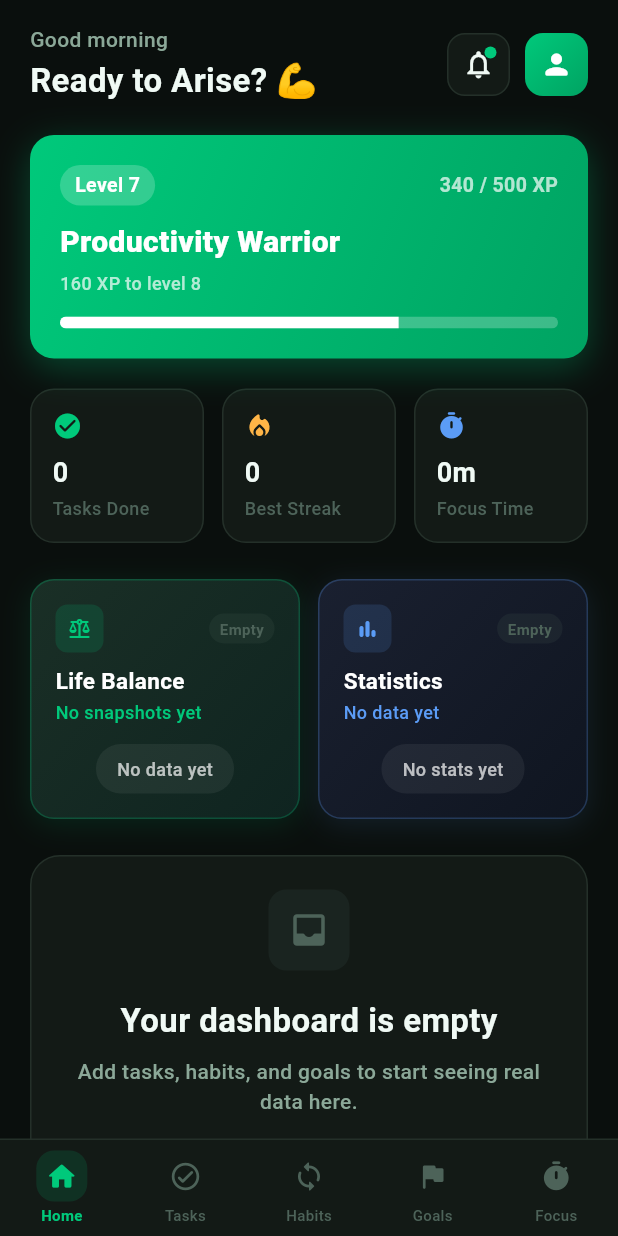
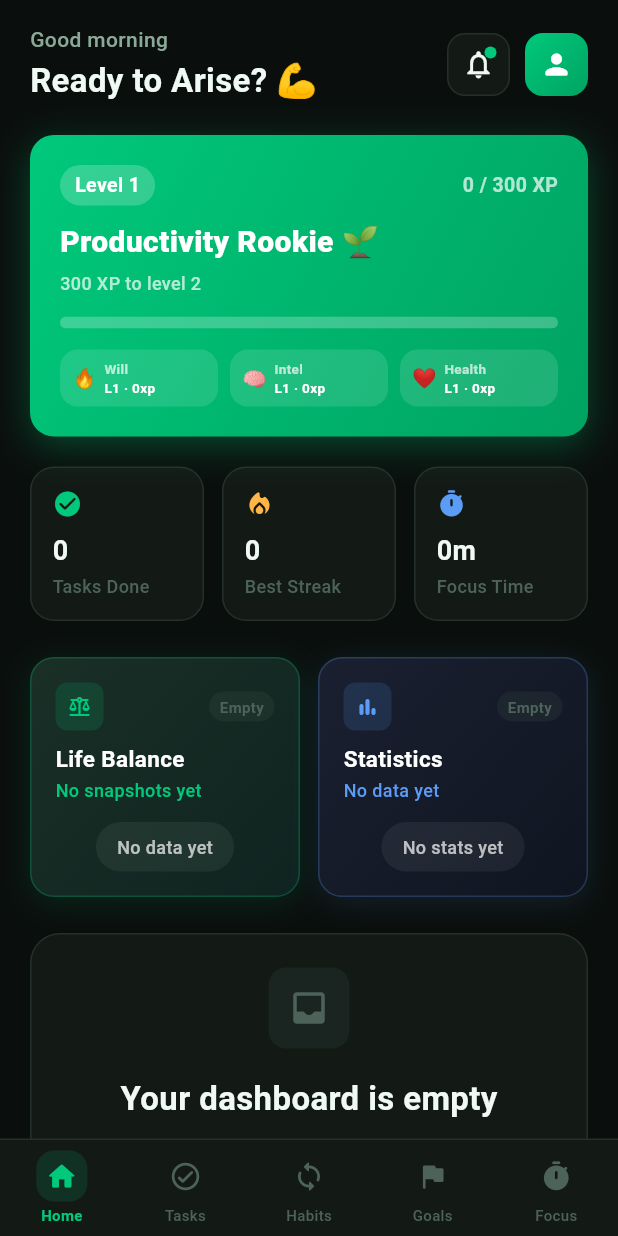
Before and after one commit to Merryweather1/Arise, a Flutter app: the screen it shows once a user with an empty profile is signed in, on a phone screen of 412 x 824 dp. Run offline on Flutter 3.47's test engine with Material 3 defaults, Android fonts, the phone set to English and light mode, and no system bars; our stand-ins replace cloud_firestore, firebase_auth, firebase_core, flutter_riverpod, flutter_slidable, go_router and 1 more; accounts and stored records are empty.

Commit message:
no xp decent

```diff
--- a/lib/features/home/home_screen.dart
+++ b/lib/features/home/home_screen.dart
@@ -354,13 +354,27 @@ class _Header extends StatelessWidget {
 }
 
 // ─── XP CARD ──────────────────────────────────────────────────────────────
-class _XpCard extends StatelessWidget {
+class _XpCard extends ConsumerWidget {
   @override
-  Widget build(BuildContext context) {
-    const level = 7;
-    const xp = 340;
-    const xpToNext = 500;
-    const progress = xp / xpToNext;
+  Widget build(BuildContext context, WidgetRef ref) {
+    final profile = ref.watch(userProfileProvider).valueOrNull;
+
+    // Combined XP across all 3 spheres
+    final totalXp = (profile?.willpowerXp ?? 0)
+        + (profile?.intellectXp ?? 0)
+        + (profile?.healthXp ?? 0);
+
+    // Overall level based on combined XP
+    final level = _combinedLevel(totalXp);
+    final xpForThisLevel = _levelStartXp(level);
+    final xpForNextLevel = _levelStartXp(level + 1);
+    final xpIntoLevel = totalXp - xpForThisLevel;
+    final xpNeeded = xpForNextLevel - xpForThisLevel;
+    final progress = xpNeeded > 0
+        ? (xpIntoLevel / xpNeeded).clamp(0.0, 1.0)
+        : 0.0;
+
+    final rankTitle = _rankTitle(level);
 
     return Container(
       padding: const EdgeInsets.all(20),
@@ -381,15 +395,14 @@ class _XpCard extends StatelessWidget {
           Row(
             children: [
               Container(
-                padding:
-                const EdgeInsets.symmetric(horizontal: 10, vertical: 4),
+                padding: const EdgeInsets.symmetric(horizontal: 10, vertical: 4),
                 decoration: BoxDecoration(
                   color: Colors.white.withValues(alpha: 0.2),
                   borderRadius: ARadius.full,
                 ),
-                child: const Text(
-                  'Level 7',
-                  style: TextStyle(
+                child: Text(
+                  'Level $level',
+                  style: const TextStyle(
                     fontSize: 13,
                     fontWeight: FontWeight.w700,
                     color: Colors.white,
@@ -397,9 +410,9 @@ class _XpCard extends StatelessWidget {
                 ),
               ),
               const Spacer(),
-              const Text(
-                '$xp / $xpToNext XP',
-                style: TextStyle(
+              Text(
+                '$xpIntoLevel / $xpNeeded XP',
+                style: const TextStyle(
                   fontSize: 13,
                   fontWeight: FontWeight.w600,
                   color: Colors.white70,
@@ -408,33 +421,108 @@ class _XpCard extends StatelessWidget {
             ],
           ),
           const SizedBox(height: 10),
-          const Text(
-            'Productivity Warrior',
-            style: TextStyle(
+          Text(
+            rankTitle,
+            style: const TextStyle(
               fontSize: 20,
               fontWeight: FontWeight.w800,
               color: Colors.white,
             ),
           ),
           const SizedBox(height: 4),
-          const Text(
-            '${xpToNext - xp} XP to level 8',
-            style: TextStyle(fontSize: 12, color: Colors.white70),
+          Text(
+            '${xpNeeded - xpIntoLevel} XP to level ${level + 1}',
+            style: const TextStyle(fontSize: 12, color: Colors.white70),
           ),
           const SizedBox(height: 14),
           ClipRRect(
             borderRadius: ARadius.full,
-            child: const LinearProgressIndicator(
-              value: progress,
-              backgroundColor: Colors.white24,
-              valueColor: AlwaysStoppedAnimation<Color>(Colors.white),
-              minHeight: 8,
+            child: TweenAnimationBuilder<double>(
+              tween: Tween(begin: 0, end: progress),
+              duration: const Duration(milliseconds: 800),
+              curve: Curves.easeOutCubic,
+              builder: (_, val, __) => LinearProgressIndicator(
+                value: val,
+                backgroundColor: Colors.white24,
+                valueColor: const AlwaysStoppedAnimation<Color>(Colors.white),
+                minHeight: 8,
+              ),
             ),
           ),
+          const SizedBox(height: 14),
+          // 3-sphere mini row
+          Row(children: [
+            _SpherePip(emoji: '🔥', label: 'Will', xp: profile?.willpowerXp ?? 0,
+                level: profile?.willpowerLevel ?? 1),
+            const SizedBox(width: 8),
+            _SpherePip(emoji: '🧠', label: 'Intel', xp: profile?.intellectXp ?? 0,
+                level: profile?.intellectLevel ?? 1),
+            const SizedBox(width: 8),
+            _SpherePip(emoji: '❤️', label: 'Health', xp: profile?.healthXp ?? 0,
+                level: profile?.healthLevel ?? 1),
+          ]),
         ],
       ),
     );
   }
+
+  // Combined level from total XP (same curve as individual spheres)
+  static int _combinedLevel(int xp) {
+    int level = 1;
+    int required = 300; // higher threshold for combined
+    int total = 0;
+    while (total + required <= xp) {
+      total += required;
+      level++;
+      required = (required * 1.25).round();
+    }
+    return level;
+  }
+
+  static int _levelStartXp(int level) {
+    int total = 0;
+    int required = 300;
+    for (int i = 1; i < level; i++) {
+      total += required;
+      required = (required * 1.25).round();
+    }
+    return total;
+  }
+
+  static String _rankTitle(int level) {
+    if (level >= 20) return 'Legendary Achiever 🏆';
+    if (level >= 15) return 'Elite Performer ⚡';
+    if (level >= 10) return 'Productivity Master 🎯';
+    if (level >= 7)  return 'Discipline Warrior 🛡️';
+    if (level >= 4)  return 'Rising Champion 🌟';
+    return 'Productivity Rookie 🌱';
+  }
+}
+
+class _SpherePip extends StatelessWidget {
+  final String emoji, label;
+  final int xp, level;
+  const _SpherePip({required this.emoji, required this.label,
+    required this.xp, required this.level});
+
+  @override
+  Widget build(BuildContext context) => Expanded(child: Container(
+    padding: const EdgeInsets.symmetric(horizontal: 8, vertical: 6),
+    decoration: BoxDecoration(
+      color: Colors.white.withValues(alpha: 0.12),
+      borderRadius: ARadius.md,
+    ),
+    child: Row(children: [
+      Text(emoji, style: const TextStyle(fontSize: 13)),
+      const SizedBox(width: 5),
+      Expanded(child: Column(crossAxisAlignment: CrossAxisAlignment.start, children: [
+        Text(label, style: const TextStyle(fontSize: 9,
+            fontWeight: FontWeight.w600, color: Colors.white70)),
+        Text('L$level · ${xp}xp', style: const TextStyle(fontSize: 9,
+            fontWeight: FontWeight.w700, color: Colors.white)),
+      ])),
+    ]),
+  ));
 }
 
 // ─── FEATURE CARD ─────────────────────────────────────────────────────────
--- a/lib/features/tasks/tasks_screen.dart
+++ b/lib/features/tasks/tasks_screen.dart
@@ -116,6 +116,7 @@ class _TasksScreenState extends ConsumerState<TasksScreen> {
   }
 
   Future<void> _openTask({TaskModel? existing}) async {
+    final uid = ref.read(currentUidProvider) ?? '';
     final result = await showModalBottomSheet<TaskModel>(
       context: context,
       isScrollControlled: true,
@@ -123,6 +124,7 @@ class _TasksScreenState extends ConsumerState<TasksScreen> {
       builder: (_) => _TaskEditorSheet(
         existing: existing,
         categories: _categories,
+        uid: uid,
       ),
     );
 
@@ -1183,10 +1185,12 @@ class _SettingChip extends StatelessWidget {
 class _TaskEditorSheet extends StatefulWidget {
   final TaskModel? existing;
   final List<String> categories;
+  final String uid;
 
   const _TaskEditorSheet({
     this.existing,
     required this.categories,
+    required this.uid,
   });
 
   @override
@@ -1326,7 +1330,9 @@ class _TaskEditorSheetState extends State<_TaskEditorSheet> {
       context,
       TaskModel(
         id: widget.existing?.id ?? '',
-        uid: widget.existing?.uid ?? '',
+        uid: widget.existing?.uid.isNotEmpty == true
+            ? widget.existing!.uid
+            : widget.uid,
         title: title,
         note: note.isEmpty ? null : note,
         done: widget.existing?.done ?? false,
```
